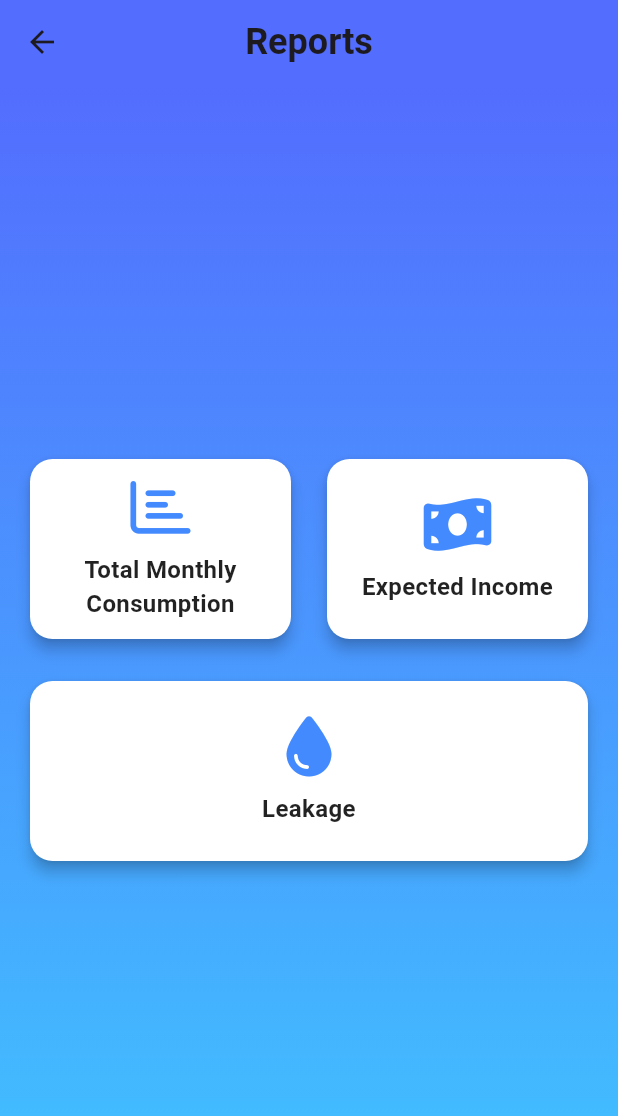
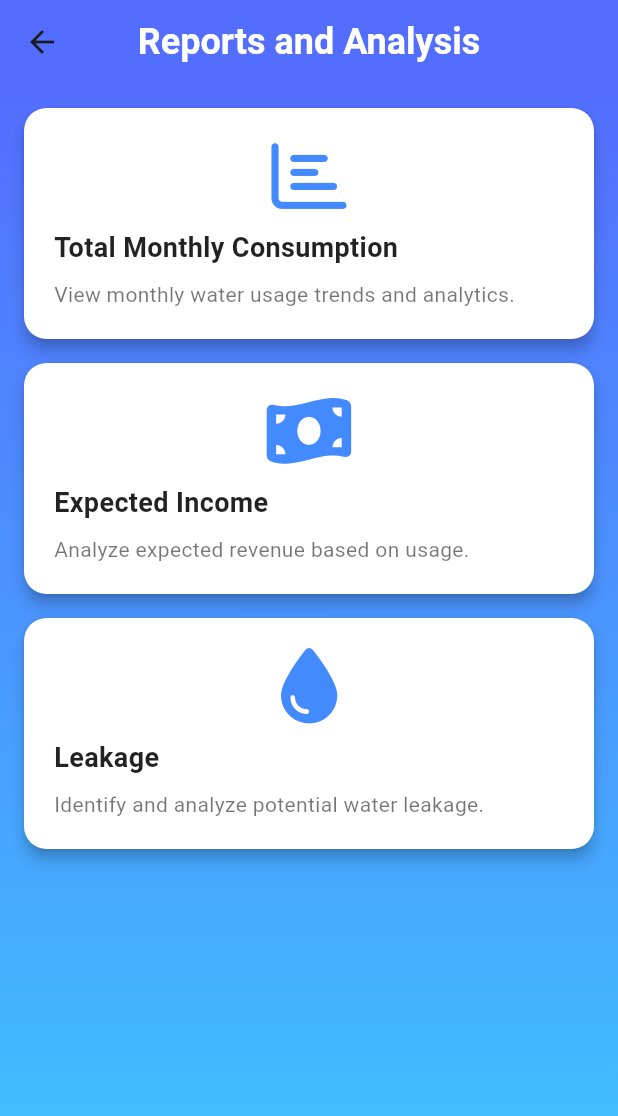
Before and after one commit to ktaller/water_billing_ui, a Flutter app: the ReportsPage screen opened directly, on a phone screen of 412 x 824 dp. Shown: the top 1116 px of the screen. Run offline on Flutter 3.47's test engine with Material 3 defaults, Android fonts, the phone set to English and light mode, and no system bars; our stand-ins replace fl_chart, flutter_form_builder, font_awesome_flutter, form_builder_validators, get, intl_phone_field; missing offline and left inert: mcassets.

Commit message:
improved on the reports page

```diff
--- a/lib/screens/reports_page.dart
+++ b/lib/screens/reports_page.dart
@@ -1,5 +1,8 @@
 import 'package:flutter/material.dart';
 import 'package:font_awesome_flutter/font_awesome_flutter.dart';
+
+import 'expected_income_page.dart';
+import 'monthly_consumption_report.dart';
 
 class ReportsPage extends StatelessWidget {
   const ReportsPage({super.key});
@@ -9,18 +12,18 @@ class ReportsPage extends StatelessWidget {
     return Scaffold(
       appBar: AppBar(
         title: const Text(
-          'Reports',
-          style: TextStyle(fontWeight: FontWeight.bold, fontSize: 24),
+          'Reports and Analysis',
+          style: TextStyle(fontWeight: FontWeight.bold, fontSize: 24, color: Colors.white),
         ),
         centerTitle: true,
-        backgroundColor: Colors.indigoAccent, // App bar color
+        backgroundColor: Colors.indigoAccent,
       ),
       body: Container(
         width: double.infinity,
         height: double.infinity,
         decoration: const BoxDecoration(
           gradient: LinearGradient(
-            colors: [Colors.indigoAccent, Colors.lightBlueAccent], // Gradient blue
+            colors: [Colors.indigoAccent, Colors.lightBlueAccent],
             begin: Alignment.topCenter,
             end: Alignment.bottomCenter,
           ),
@@ -28,39 +31,42 @@ class ReportsPage extends StatelessWidget {
         child: Padding(
           padding: const EdgeInsets.all(16.0),
           child: Column(
-            mainAxisAlignment: MainAxisAlignment.center,
             children: [
-              // Two horizontal cards
-              Row(
-                mainAxisAlignment: MainAxisAlignment.spaceEvenly,
-                children: [
-                  Expanded(
-                    child: _buildReportCard(
+              _buildReportCard(
+                context,
                 icon: FontAwesomeIcons.chartBar,
                 title: 'Total Monthly Consumption',
+                description: 'View monthly water usage trends and analytics.',
+                onTap: () {
+                  Navigator.push(
+                    context,
+                    MaterialPageRoute(builder: (context) => MonthlyConsumptionReport()),
+                  );
+                },
               ),
-                  ),
-                  const SizedBox(width: 16), // Spacing between cards
-                  Expanded(
-                    child: _buildReportCard(
+              _buildReportCard(
+                context,
                 icon: FontAwesomeIcons.moneyBillWave,
                 title: 'Expected Income',
+                description: 'Analyze expected revenue based on usage.',
+                onTap: () {
+                  Navigator.push(
+                    context,
+                    MaterialPageRoute(builder: (context) => ExpectedIncomeReport()),
+                  );
+                },
               ),
-                  ),
-                ],
-              ),
-              const SizedBox(height: 20), // Spacing between rows
-
-              // Single card below (same width as above)
-              Row(
-                children: [
-                  Expanded(
-                    child: _buildReportCard(
-                      icon: FontAwesomeIcons.tint,
+              _buildReportCard(
+                context,
+                icon: FontAwesomeIcons.droplet,
                 title: 'Leakage',
-                    ),
-                  ),
-                ],
+                description: 'Identify and analyze potential water leakage.',
+                onTap: () {
+                  Navigator.push(
+                    context,
+                    MaterialPageRoute(builder: (context) => LeakagePage()),
+                  );
+                },
               ),
             ],
           ),
@@ -69,31 +75,60 @@ class ReportsPage extends StatelessWidget {
     );
   }
 
-  // Report Card Widget
-  Widget _buildReportCard({required IconData icon, required String title}) {
-    return Card(
+  Widget _buildReportCard(BuildContext context, {required IconData icon, required String title, required String description, required VoidCallback onTap}) {
+    return GestureDetector(
+      onTap: onTap,
+      child: Card(
         color: Colors.white,
         shape: RoundedRectangleBorder(borderRadius: BorderRadius.circular(15)),
         elevation: 4,
-      child: SizedBox(
-        height: 120, // Fixed height
+        margin: const EdgeInsets.only(bottom: 16), // Space between cards
+        child: Padding(
+          padding: const EdgeInsets.all(20.0),
           child: Column(
-          mainAxisAlignment: MainAxisAlignment.center,
+            crossAxisAlignment: CrossAxisAlignment.start,
             children: [
-            FaIcon(icon, size: 40, color: Colors.blueAccent),
+              Center(child: FaIcon(icon, size: 50, color: Colors.blueAccent)),
               const SizedBox(height: 10),
               Text(
                 title,
-              textAlign: TextAlign.center,
                 style: const TextStyle(
-                fontSize: 16,
+                  fontSize: 18,
                   fontWeight: FontWeight.bold,
                   color: Colors.black87,
                 ),
               ),
+              const SizedBox(height: 8),
+              Text(
+                description,
+                style: const TextStyle(fontSize: 14, color: Colors.black54),
+              ),
             ],
+          ),
         ),
       ),
     );
   }
 }
+
+// Placeholder pages for navigation
+class TotalMonthlyConsumptionPage extends StatelessWidget {
+  @override
+  Widget build(BuildContext context) {
+    return Scaffold(appBar: AppBar(title: const Text('Total Monthly Consumption')));
+  }
+}
+
+class ExpectedIncomePage extends StatelessWidget {
+  @override
+  Widget build(BuildContext context) {
+    return Scaffold(appBar: AppBar(title: const Text('Expected Income')));
+  }
+}
+
+class LeakagePage extends StatelessWidget {
+  @override
+  Widget build(BuildContext context) {
+    return Scaffold(appBar: AppBar(title: const Text('Leakage Report')));
+  }
+}
--- a/lib/screens/splash_screen.dart
+++ b/lib/screens/splash_screen.dart
@@ -1,7 +1,7 @@
 import 'dart:async';
 import 'package:flutter/material.dart';
 import 'package:font_awesome_flutter/font_awesome_flutter.dart';
-import 'package:water_billing_ui/screens/login_page.dart';
+import 'package:water_billing_ui/screens/landing_page.dart';
 
 class SplashScreen extends StatefulWidget {
   const SplashScreen({super.key});
@@ -15,10 +15,10 @@ class _SplashScreenState extends State<SplashScreen> {
   void initState() {
     super.initState();
     // Set a delay of 1 second before navigating to the CustomersPage
-    Timer(const Duration(seconds: 3), () {
+    Timer(const Duration(seconds: 2), () {
       Navigator.pushReplacement(
         context,
-        MaterialPageRoute(builder: (context) => LoginPage()),
+        MaterialPageRoute(builder: (context) => LandingPage()),
       );
     });
   }
```
Also changed, not shown: lib/screens/expected_income_page.dart (added, +131 -0 lines), lib/screens/monthly_consumption_report.dart (added, +120 -0 lines). Lines whose indentation alone changed are shown as unchanged.
